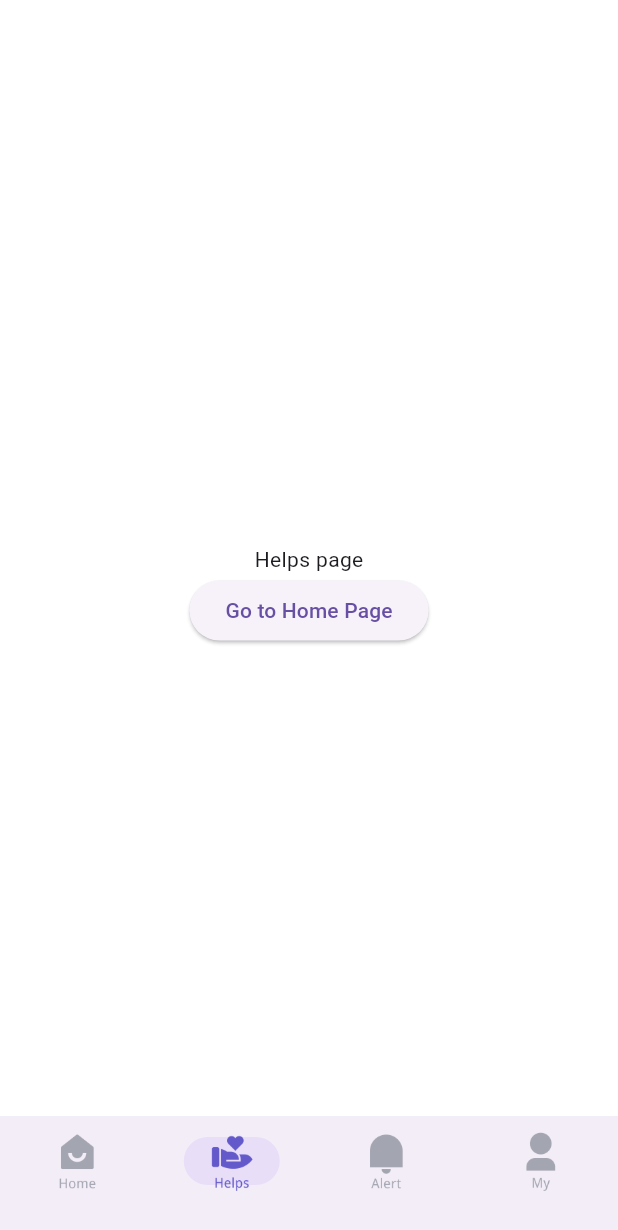
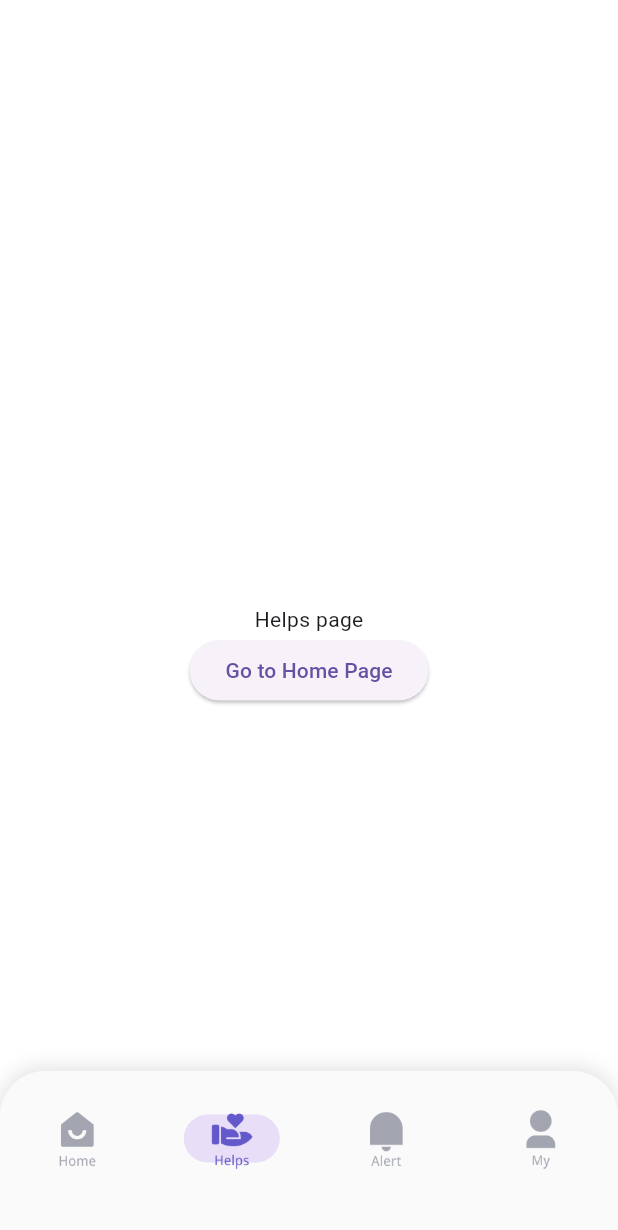
Before and after one commit to jamalvh/AllHelps, a Flutter app: the screen it shows after launch, item 2 of the bottom bar chosen, on a phone screen of 412 x 824 dp. Shown: the top 1230 px of the screen. Run offline on Flutter 3.47's test engine with Material 3 defaults, Android fonts, the phone set to English and light mode, and no system bars.

Commit message:
Changing the nav bar

```diff
--- a/lib/main.dart
+++ b/lib/main.dart
@@ -16,7 +16,6 @@ class MyApp extends StatefulWidget {
 }
 
 class _MyAppState extends State<MyApp> {
-
   final List<Widget> pages = [
     MyHomePage(),
     HelpsPage(),
@@ -26,24 +25,39 @@ class _MyAppState extends State<MyApp> {
 
   final List<NavigationDestination> destinations = [
     NavigationDestination(
-      icon: Image.asset('assets/images/Home.png', height: 40),
-      selectedIcon: Image.asset('assets/images/Home_selected.png', height: 40),
+      icon: Center(
+        child: Image.asset('assets/images/Home.png', height: 40),
+      ),
+      selectedIcon: Center(
+        child: Image.asset('assets/images/Home_selected.png', height: 40),
+      ),
       label: '',
     ),
     NavigationDestination(
-      icon: Image.asset('assets/images/Helps.png', height: 40),
-      selectedIcon: Image.asset('assets/images/Helps_selected.png', height: 40),
+      icon: Center(
+        child: Image.asset('assets/images/Helps.png', height: 40),
+      ),
+      selectedIcon: Center(
+        child: Image.asset('assets/images/Helps_selected.png', height: 40),
+      ),
       label: '',
     ),
     NavigationDestination(
-      icon: Image.asset('assets/images/Alert.png', height: 40),
-      selectedIcon: Image.asset('assets/images/Alert_selected.png', height: 40),
+      icon: Center(
+        child: Image.asset('assets/images/Alert.png', height: 40),
+      ),
+      selectedIcon: Center(
+        child: Image.asset('assets/images/Alert_selected.png', height: 40),
+      ),
       label: '',
-
     ),
     NavigationDestination(
-      icon: Image.asset('assets/images/My.png', height: 40),
-      selectedIcon: Image.asset('assets/images/My_selected.png', height: 40),
+      icon: Center(
+        child: Image.asset('assets/images/My.png', height: 40),
+      ),
+      selectedIcon: Center(
+        child: Image.asset('assets/images/My_selected.png', height: 40),
+      ),
       label: '',
     ),
   ];
@@ -52,11 +66,39 @@ class _MyAppState extends State<MyApp> {
   Widget build(BuildContext context) {
     return MaterialApp(
       theme: ThemeData(
-        scaffoldBackgroundColor: Colors.white,
+        scaffoldBackgroundColor: Colors.white, // Background color for app
       ),
       home: Scaffold(
-        body: pages[selectedIndex],
-        bottomNavigationBar: NavigationBar(
+        body: Stack(
+          children: [
+            pages[selectedIndex], // App content behind NavigationBar
+            Align(
+              alignment: Alignment.bottomCenter,
+              child: Container(
+                height: 110,
+                decoration: BoxDecoration(
+                  color: const Color(0xFFFAFAFA), // Your navbar color
+                  borderRadius: const BorderRadius.only(
+                    topLeft: Radius.circular(30),
+                    topRight: Radius.circular(30),
+                  ),
+                  boxShadow: [
+                    BoxShadow(
+                      color: Colors.black.withOpacity(0.1),
+                      blurRadius: 10,
+                      spreadRadius: 1,
+                      offset: Offset(0, -2), // Subtle shadow effect
+                    ),
+                  ],
+                ),
+                child: ClipRRect(
+                  borderRadius: const BorderRadius.only(
+                    topLeft: Radius.circular(30),
+                    topRight: Radius.circular(30),
+                  ),
+                  child: NavigationBar(
+                    backgroundColor:
+                        Colors.transparent, // Matches container color
                     destinations: destinations,
                     selectedIndex: selectedIndex,
                     onDestinationSelected: (index) {
@@ -65,7 +107,11 @@ class _MyAppState extends State<MyApp> {
                       });
                     },
                   ),
-
+                ),
+              ),
+            ),
+          ],
+        ),
       ),
       routes: {
         '/home': (context) => MyHomePage(),
```
Lines whose indentation alone changed are shown as unchanged.
